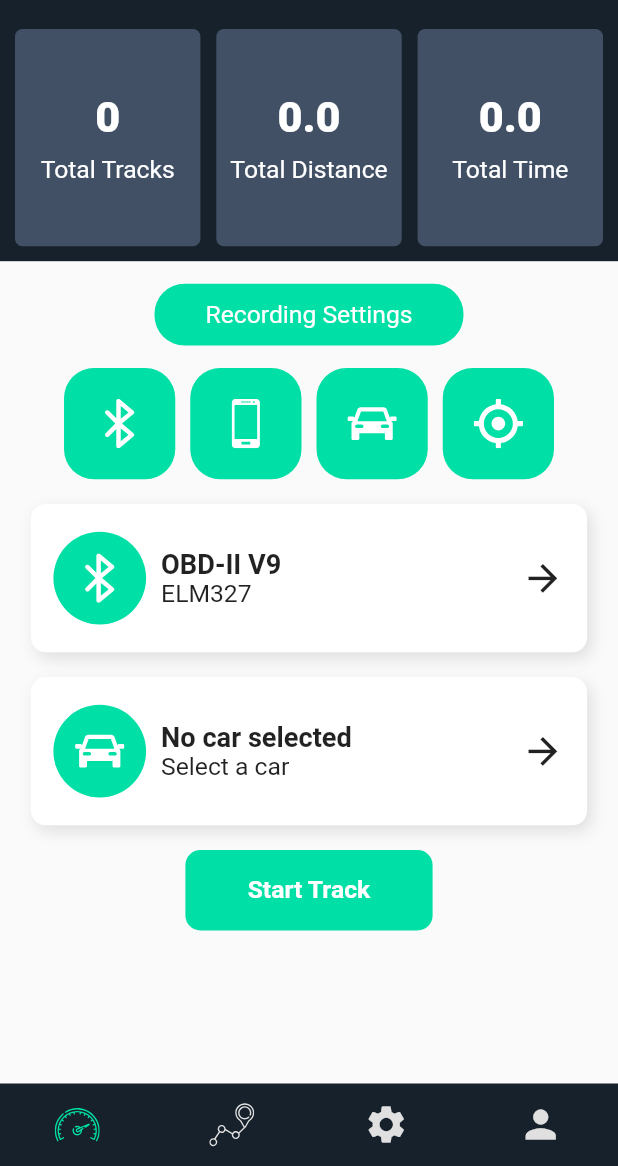
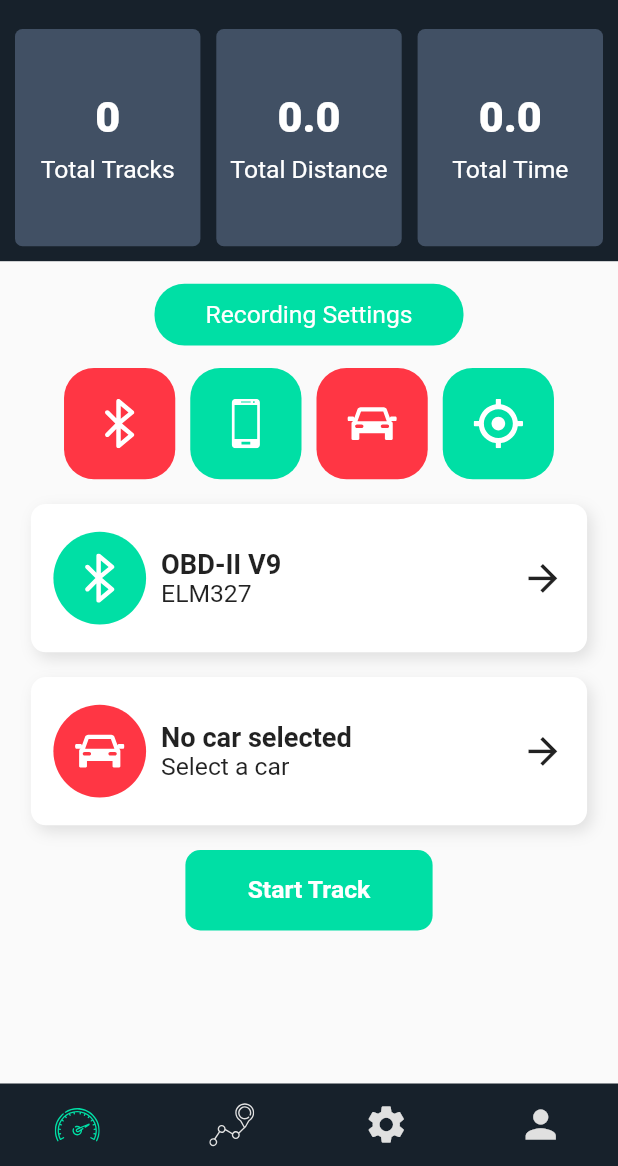
Before and after one commit to enviroCar/enviroCar-Cross-Platform-App, a Flutter app: the Index screen opened by its route, on a phone screen of 412 x 824 dp, the part 70-1236 px from its top. Run offline on Flutter 3.47's test engine with Material 2 defaults, Android fonts, the phone set to English and light mode, and no system bars; our stand-ins replace device_preview, flutter_map, flutter_secure_storage, flutter_svg, geolocator, introduction_screen and 4 more; missing offline and left inert: flutter_reactive_ble, system_shortcuts; accounts and stored records are empty; network calls fail.

Commit message:
add services to listen to bluetooth status, location status, selected car updates

```diff
--- a/lib/constants.dart
+++ b/lib/constants.dart
@@ -32,3 +32,4 @@ const Color kGreyColor = Color.fromARGB(255, 23, 33, 43);
 const Color kSpringColor = Color.fromARGB(255, 0, 223, 165);
 const Color kPrimaryColor = Color(0xff000000);
 const Color kSecondaryColor = Color(0xffD8D8D8);
+const Color kErrorColor = Color.fromARGB(250, 255, 50, 64);
--- /dev/null
+++ b/lib/models/enums/bluetoothConnectionStatus.dart
@@ -0,0 +1,4 @@
+enum BluetoothConnectionStatus {
+  ON,
+  OFF
+}
--- /dev/null
+++ b/lib/models/enums/locationStatus.dart
@@ -0,0 +1,4 @@
+enum LocationStatus {
+  enabled,
+  disabled
+}
--- /dev/null
+++ b/lib/providers/bluetoothStatusProvider.dart
@@ -0,0 +1,24 @@
+import 'package:flutter/foundation.dart';
+
+import '../services/bluetoothStatusChecker.dart';
+import '../models/enums/bluetoothConnectionStatus.dart';
+
+class BluetoothStatusProvider extends ChangeNotifier {
+  BluetoothConnectionStatus bluetoothStatus;
+
+  BluetoothStatusProvider() {
+    bluetoothStatus = BluetoothConnectionStatus.OFF;
+    sendStatusUpdates();
+  }
+
+  /// function to update bluetooth status upon listening status updates
+  void sendStatusUpdates() {
+    BluetoothStatusChecker().onStatusChange.listen((status) {
+      bluetoothStatus = status;
+      notifyListeners();
+    });
+  }
+
+  /// function to get current [bluetoothStatus]
+  BluetoothConnectionStatus get bluetoothState => bluetoothStatus;
+}
--- /dev/null
+++ b/lib/providers/locationStatusProvider.dart
@@ -0,0 +1,24 @@
+import 'package:envirocar_app_main/services/locationStatusChecker.dart';
+import 'package:flutter/foundation.dart';
+
+import '../models/enums/locationStatus.dart';
+
+class LocationStatusProvider extends ChangeNotifier {
+  LocationStatus locationStatus;
+
+  LocationStatusProvider() {
+    locationStatus = LocationStatus.disabled;
+    sendStatusUpdates();
+  }
+
+  /// function to update location stream upon listening to status updates
+  void sendStatusUpdates() async {
+    LocationStatusChecker().onStatusChange.listen((status) {
+      locationStatus = status;
+      notifyListeners();
+    });
+  }
+
+  /// function to get current [locationStatus]
+  LocationStatus get locationState => locationStatus;
+}
--- a/lib/screens/dashboardScreen.dart
+++ b/lib/screens/dashboardScreen.dart
@@ -1,3 +1,7 @@
+import 'package:envirocar_app_main/models/enums/bluetoothConnectionStatus.dart';
+import 'package:envirocar_app_main/models/enums/locationStatus.dart';
+import 'package:envirocar_app_main/providers/bluetoothStatusProvider.dart';
+import 'package:envirocar_app_main/providers/locationStatusProvider.dart';
 import 'package:flutter/material.dart';
 
 import 'package:provider/provider.dart';
@@ -59,21 +63,36 @@ class _DashboardScreenState extends State<DashboardScreen> {
             Row(
               mainAxisAlignment: MainAxisAlignment.center,
               children: [
-                DashboardIconButton(
+                Consumer<BluetoothStatusProvider>(
+                  builder: (context, provider, child) {
+                    return DashboardIconButton(
                       routeName: BluetoothDevicesScreen.routeName,
                       assetName: 'assets/icons/bluetooth.svg',
+                      buttonColor: provider.bluetoothState == BluetoothConnectionStatus.ON ? kSpringColor : kErrorColor,
+                    );
+                  },
                 ),
                 DashboardIconButton(
                   routeName: BluetoothDevicesScreen.routeName,
                   assetName: 'assets/icons/smartphone.svg',
                 ),
-                DashboardIconButton(
+                Consumer<CarsProvider>(
+                  builder: (context, provider, child) {
+                    return DashboardIconButton(
                       routeName: BluetoothDevicesScreen.routeName,
                       assetName: 'assets/icons/car.svg',
+                      buttonColor: provider.getSelectedCar != null ? kSpringColor : kErrorColor,
+                    );
+                  },
                 ),
-                DashboardIconButton(
+                Consumer<LocationStatusProvider>(
+                  builder: (context, provider, child) {
+                    return DashboardIconButton(
                       routeName: MapScreen.routeName,
                       assetName: 'assets/icons/gps.svg',
+                      buttonColor: provider.locationState == LocationStatus.enabled ? kSpringColor : kErrorColor,
+                    );
+                  },
                 ),
               ],
             ),
@@ -105,6 +124,7 @@ class _DashboardScreenState extends State<DashboardScreen> {
                       ? 'Select a car'
                       : '${selectedCar.constructionYear}, ${selectedCar.engineDisplacement}, ${selectedCar.fuelType}',
                   routeName: CarScreen.routeName,
+                  iconBackgroundColor: carsProvider.getSelectedCar != null ? kSpringColor : kErrorColor,
                 );
               },
             ),
--- a/lib/screens/tracksScreen.dart
+++ b/lib/screens/tracksScreen.dart
@@ -1,7 +1,7 @@
 import 'Package:flutter/material.dart';
 
-import '../../widgets/tracksScrrenWidgets/localTracksList.dart';
-import '../../widgets/tracksScrrenWidgets/uploadedTracksList.dart';
+import '../widgets/tracksScrrenWidgets/localTracksList.dart';
+import '../widgets/tracksScrrenWidgets/uploadedTracksList.dart';
 import '../widgets/tracksScrrenWidgets/tabButtons.dart';
 import '../utils/enums.dart';
 
--- /dev/null
+++ b/lib/services/bluetoothStatusChecker.dart
@@ -0,0 +1,65 @@
+import 'dart:async';
+import 'package:flutter_reactive_ble/flutter_reactive_ble.dart';
+
+import '../models/enums/bluetoothConnectionStatus.dart';
+
+class BluetoothStatusChecker {
+  static const DEFAULT_INTERVAL = Duration(seconds: 2);
+
+  factory BluetoothStatusChecker() => _bluetoothStatusChecker;
+  BluetoothStatusChecker._() {
+    _statusController.onListen = () {
+      _sendStatusUpdate();
+    };
+
+    _statusController.onCancel = () {
+      _timer?.cancel();
+      _lastStatus = null;
+    };
+  }
+
+  static final BluetoothStatusChecker _bluetoothStatusChecker = BluetoothStatusChecker._();
+
+  /// function to get [BluetoothConnectionStatus]
+  Future<BluetoothConnectionStatus> get connectionStatus async {
+    FlutterReactiveBle flutterReactiveBle = FlutterReactiveBle();
+    BleStatus hasConnection = flutterReactiveBle.status;
+    return hasConnection == BleStatus.ready ? BluetoothConnectionStatus.ON : BluetoothConnectionStatus.OFF;
+  }
+
+  Duration checkInterval = DEFAULT_INTERVAL;
+
+  /// function to send status updates
+  void _sendStatusUpdate([Timer timer]) async {
+    _timer?.cancel();
+    timer?.cancel();
+
+    var _currentStatus = await connectionStatus;
+
+    // if the current status is different from the last known status and stream has listeners then adding the new value to the stream
+    if (_currentStatus != _lastStatus && _statusController.hasListener) {
+      _statusController.add(_currentStatus);
+    }
+
+    // if the stream does not have any listeners returning from the function
+    if (!_statusController.hasListener)
+      return;
+
+    // calling the function after an interval of time
+    _timer = Timer(checkInterval, _sendStatusUpdate);
+
+    // update last known status
+    _lastStatus = _currentStatus;
+  }
+
+  BluetoothConnectionStatus _lastStatus;
+  Timer _timer;
+
+  StreamController<BluetoothConnectionStatus> _statusController = StreamController.broadcast();
+
+  /// function to return stream of [BluetoothConnectionStatus]
+  Stream<BluetoothConnectionStatus> get onStatusChange => _statusController.stream;
+
+  /// function to check whether [BluetoothConnectionStatus] stream has listeners
+  bool get hasListeners => _statusController.hasListener;
+}
--- /dev/null
+++ b/lib/services/locationStatusChecker.dart
@@ -0,0 +1,65 @@
+import 'dart:async';
+import 'package:geolocator/geolocator.dart';
+
+import '../models/enums/locationStatus.dart';
+
+class LocationStatusChecker {
+  static const Duration DEFAULT_INTERVAL = Duration(seconds: 2);
+
+  factory LocationStatusChecker() => _locationStatusChecker;
+  LocationStatusChecker._() {
+    _statusController.onListen = () {
+      _sendStatusUpdates();
+    };
+
+    _statusController.onCancel = () {
+      _timer?.cancel();
+      _lastStatus = null;
+    };
+  }
+
+  static final LocationStatusChecker _locationStatusChecker = LocationStatusChecker._();
+
+  /// function to get [LocationStatus]
+  Future<LocationStatus> get isLocationEnabled async {
+    bool serviceIsEnabled = await Geolocator.isLocationServiceEnabled();
+    return serviceIsEnabled ? LocationStatus.enabled : LocationStatus.disabled;
+  }
+
+  Duration checkInterval = DEFAULT_INTERVAL;
+
+  /// function to send status updates
+  void _sendStatusUpdates([Timer timer]) async {
+    _timer?.cancel();
+    timer?.cancel();
+
+    var _currentStatus = await isLocationEnabled;
+
+    // if the current status is different than the last known status and stream has listeners then adding the new value to the stream
+    if (_currentStatus != _lastStatus && _statusController.hasListener) {
+      _statusController.add(_currentStatus);
+    }
+
+    // if the stream does not have any listeners returning from the function
+    if (!_statusController.hasListener)
+      return;
+
+    // calling the function after an interval of time
+    _timer = Timer(checkInterval, _sendStatusUpdates);
+
+    // update the last known status
+    _lastStatus = _currentStatus;
+  }
+
+  LocationStatus _lastStatus;
+  Timer _timer;
+
+  /// function to send status updates
+  StreamController<LocationStatus> _statusController = StreamController.broadcast();
+
+  /// function to return stream of [LocationStatus]
+  Stream<LocationStatus> get onStatusChange => _statusController.stream;
+
+  /// function to check whether the [LocationStatus] stream has listeners
+  bool get hasListeners => _statusController.hasListener;
+}
--- a/lib/widgets/dashboardWidgets/dashboardCard.dart
+++ b/lib/widgets/dashboardWidgets/dashboardCard.dart
@@ -10,12 +10,14 @@ class DashboardCard extends StatelessWidget {
   final String title;
   final String subtitle;
   final String routeName;
+  final Color iconBackgroundColor;
 
   const DashboardCard({
     @required this.assetName,
     @required this.title,
     @required this.subtitle,
     @required this.routeName,
+    this.iconBackgroundColor: kSpringColor
   });
 
   @override
@@ -40,7 +42,7 @@ class DashboardCard extends StatelessWidget {
                   width: deviceWidth * 0.15,
                   decoration: BoxDecoration(
                     shape: BoxShape.circle,
-                    color: kSpringColor,
+                    color: iconBackgroundColor,
                   ),
                   child: IconButton(
                     onPressed: () {},
--- a/lib/widgets/dashboardWidgets/dashboardIconButton.dart
+++ b/lib/widgets/dashboardWidgets/dashboardIconButton.dart
@@ -8,9 +8,11 @@ import '../../globals.dart';
 class DashboardIconButton extends StatelessWidget {
   final String routeName;
   final String assetName;
+  final Color buttonColor;
   const DashboardIconButton({
     @required this.routeName,
     @required this.assetName,
+    this.buttonColor: kSpringColor
   });
 
   @override
@@ -27,7 +29,7 @@ class DashboardIconButton extends StatelessWidget {
           height: deviceHeight * 0.09,
           width: deviceHeight * 0.09,
           decoration: BoxDecoration(
-            color: kSpringColor,
+            color: buttonColor,
             borderRadius: BorderRadius.circular(20),
           ),
           child: IconButton(
```
Also changed, not shown: lib/main.dart (+12 -0 lines). Lines whose indentation alone changed are shown as unchanged.
